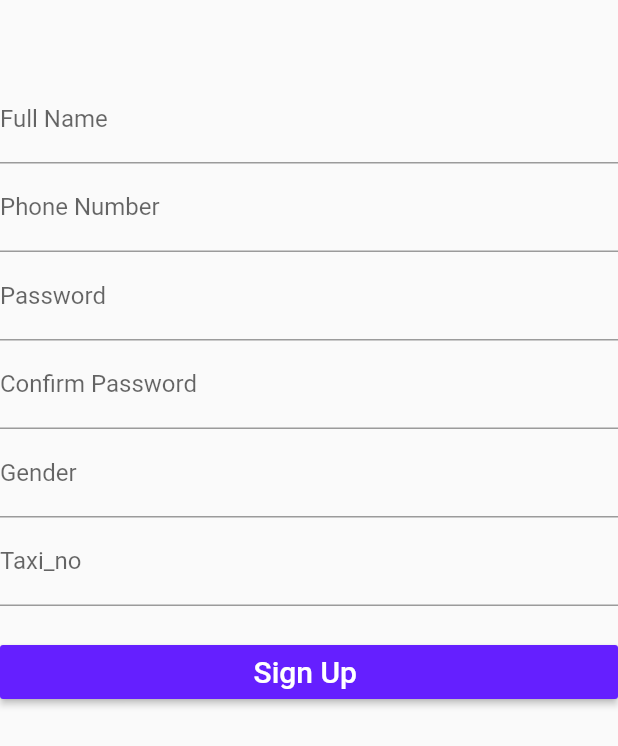
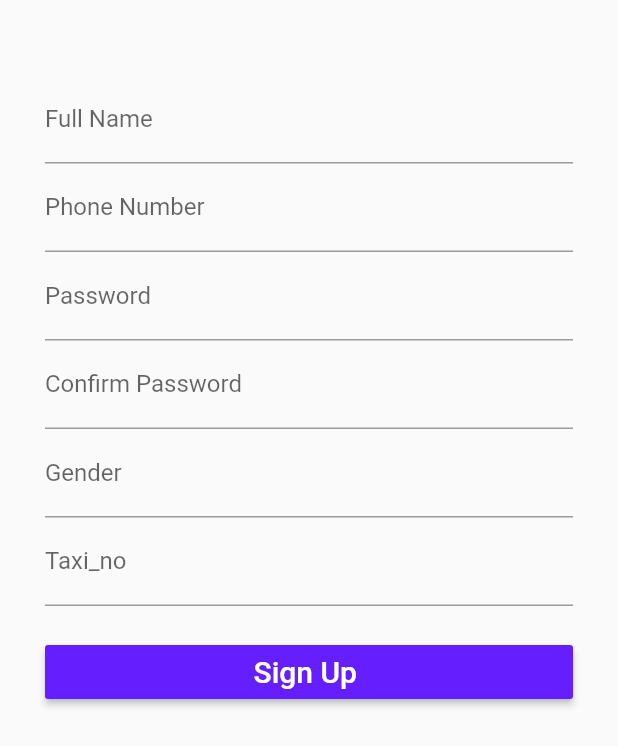
Before and after one commit to nabingaire/Bola-Taxi, a Flutter app: the SignUpDriver widget shown alone on an empty page, opened directly, on a phone screen of 412 x 824 dp. Shown: the top 746 px of the screen. Run offline on Flutter 3.47's test engine with Material 2 defaults, Android fonts, the phone set to English and light mode, and no system bars.

Commit message:
Added pages

```diff
--- a/bola_taxi/lib/Pages/SignUpDriver.dart
+++ b/bola_taxi/lib/Pages/SignUpDriver.dart
@@ -63,7 +63,7 @@ class _SignUpDriverState extends State<SignUpDriver> {
           ],
         ),
 
-      padding: EdgeInsets.fromLTRB(0, 50, 0, 0),),
+      padding: EdgeInsets.fromLTRB(30, 50, 30, 30),),
 
     );
   }
--- a/bola_taxi/lib/Pages/SignUpPassenger.dart
+++ b/bola_taxi/lib/Pages/SignUpPassenger.dart
@@ -39,6 +39,7 @@ class _SignUpPassengerState extends State<SignUpPassenger> {
               decoration: InputDecoration(
                 labelText: 'Gender',
               ),
+
             ),
              Container(
                   child: SizedBox(
@@ -57,7 +58,8 @@ class _SignUpPassengerState extends State<SignUpPassenger> {
           ],
         ),
 
-      padding: EdgeInsets.fromLTRB(0, 50, 0, 0),),
+      padding: EdgeInsets.fromLTRB(30, 30, 30, 30),
+      ),
 
     );
   }
--- a/bola_taxi/lib/main.dart
+++ b/bola_taxi/lib/main.dart
@@ -1,4 +1,3 @@
-
 import 'package:bola_taxi/Pages/DriversHome.dart';
 import 'package:bola_taxi/Pages/PassengersHome.dart';
 import 'package:bola_taxi/Pages/RideHistory.dart';
@@ -22,7 +21,7 @@ class _HomePageState extends State<HomePage> {
   Widget build(BuildContext context) {
     return MaterialApp(
       home: Scaffold(
-        body: SignUpChoice(),
+        body: Login(),
       ),
     );
   }
```
Also changed, not shown: bola_taxi/lib/Pages/SignupChoice.dart (+15 -2 lines).
